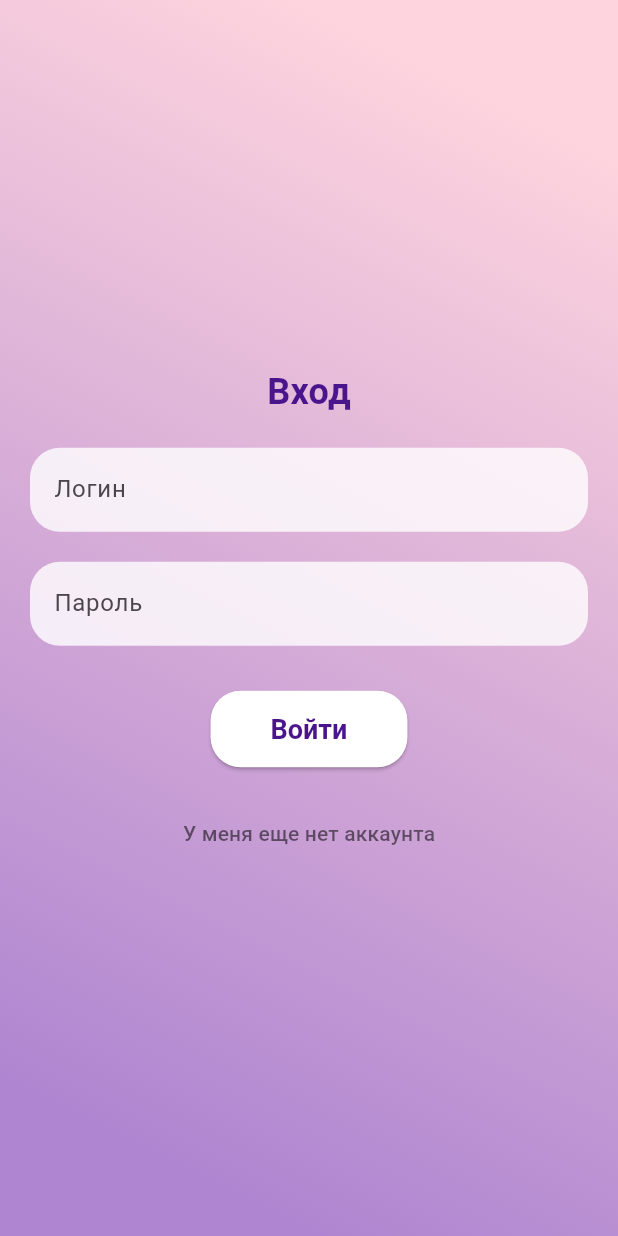
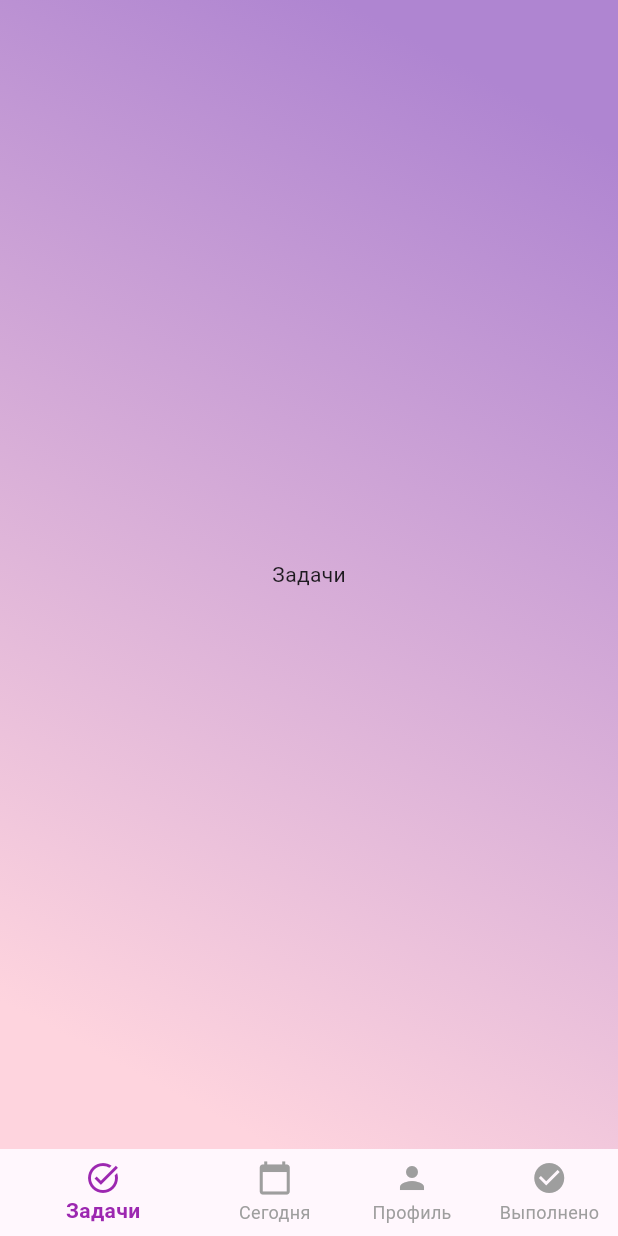
Before and after one commit to Sl-Maria/dodiddone, a Flutter app: the screen it shows after launch, after a tap on "Войти", on a phone screen of 412 x 824 dp. Run offline on Flutter 3.47's test engine with Material 3 defaults, Android fonts, the phone set to English and light mode, and no system bars.

Commit message:
add main_page

```diff
--- a/lib/app/app.dart
+++ b/lib/app/app.dart
@@ -1,5 +1,4 @@
 
-import 'package:dodiddone/pages/my_home_page.dart';
 import 'package:flutter/material.dart';
 
 import '../pages/login_page.dart';
--- a/lib/pages/login_page.dart
+++ b/lib/pages/login_page.dart
@@ -1,5 +1,7 @@
+import 'package:dodiddone/pages/main_page.dart';
 import 'package:flutter/material.dart';
-import 'package:dodiddone/theme/theme.dart'; // Import the theme file
+import 'package:dodiddone/theme/theme.dart';
+
 
 class LoginPage extends StatefulWidget {
   const LoginPage({Key? key}) : super(key: key);
@@ -90,7 +92,12 @@ class _LoginPageState extends State<LoginPage> {
                   ),
                 const SizedBox(height: 30),
                 ElevatedButton(
-                  onPressed: () {},
+                  onPressed: () {
+                    Navigator.pushReplacement(
+                      context,
+                      MaterialPageRoute(
+                          builder: (context) => const MainPage()));
+                  },
                   style: ElevatedButton.styleFrom(
                     backgroundColor: Colors.white,
                     padding: const EdgeInsets.symmetric(
--- /dev/null
+++ b/lib/pages/main_page.dart
@@ -0,0 +1,81 @@
+import 'package:flutter/material.dart';
+
+import '../theme/theme.dart';
+
+class MainPage extends StatefulWidget {
+  const MainPage({Key? key}) : super(key: key);
+
+  @override
+  State<MainPage> createState() => _MainPageState();
+}
+
+class _MainPageState extends State<MainPage> {
+  int _selectedIndex = 0;
+
+  static const List<Widget> _widgetOptions = <Widget>[
+    Text('Задачи'),
+    Text('Сегодня'),
+    Text('Профиль'),
+    Text('Выполнено'),
+  ];
+
+  void _onItemTapped(int index) {
+    setState(() {
+      _selectedIndex = index;
+    });
+  }
+
+  @override
+  Widget build(BuildContext context) {
+    return Scaffold(
+      extendBodyBehindAppBar: true,
+      appBar: AppBar(
+        backgroundColor: Colors.transparent, // Make AppBar transparent
+        elevation: 0, // Remove shadow
+      ),
+      body: Container(
+        decoration: BoxDecoration(
+          gradient: LinearGradient(
+            begin: Alignment.topRight,
+            end: Alignment.bottomLeft,
+            colors: [
+              // Use theme colors for the gradient
+              DoDidDoneTheme.lightTheme.colorScheme.primary,
+              DoDidDoneTheme.lightTheme.colorScheme.secondary,
+            ],
+            stops: const [0.1, 0.9],
+          ),
+        ),
+        child: Center(
+          child: _widgetOptions.elementAt(_selectedIndex),
+        ),
+      ),
+      bottomNavigationBar: BottomNavigationBar(
+        backgroundColor: Colors.transparent, // Make BottomNavigationBar transparent
+        elevation: 0, // Remove shadow
+        items: const <BottomNavigationBarItem>[
+          BottomNavigationBarItem(
+            icon: Icon(Icons.task_alt),
+            label: 'Задачи',
+          ),
+          BottomNavigationBarItem(
+            icon: Icon(Icons.calendar_today),
+            label: 'Сегодня',
+          ),
+          BottomNavigationBarItem(
+            icon: Icon(Icons.person),
+            label: 'Профиль',
+          ),
+          BottomNavigationBarItem(
+            icon: Icon(Icons.check_circle),
+            label: 'Выполнено',
+          ),
+        ],
+        currentIndex: _selectedIndex,
+        onTap: _onItemTapped,
+        selectedItemColor: Colors.purple, // Set selected item color
+        unselectedItemColor: Colors.grey, // Set unselected item color
+      ),
+    );
+  }
+}
--- a/lib/theme/theme.dart
+++ b/lib/theme/theme.dart
@@ -9,5 +9,19 @@ class DoDidDoneTheme {
       secondary: const Color(0xFFfed4de),  // Secondary color
     ),
     useMaterial3: true,
+    // Add this section for BottomNavigationBar theme
+    bottomNavigationBarTheme: BottomNavigationBarThemeData(
+      backgroundColor: Colors.transparent, // Keep background transparent
+      elevation: 0, // Remove shadow
+      selectedItemColor: const Color(0xFFAF85D1), // Set selected item color to primary
+      unselectedItemColor: Colors.grey, // Keep unselected item color as grey
+      showUnselectedLabels: true, // Show labels for unselected items
+      selectedLabelStyle: const TextStyle(
+        fontWeight: FontWeight.bold, // Make selected label bold
+      ),
+      unselectedLabelStyle: const TextStyle(
+        fontWeight: FontWeight.normal, // Keep unselected label normal
+      ),
+    ),
   );
 }
```
Also changed, not shown: lib/pages/my_home_page.dart (deleted, +0 -52 lines).
